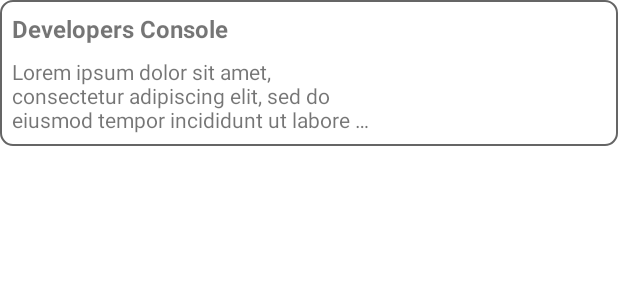
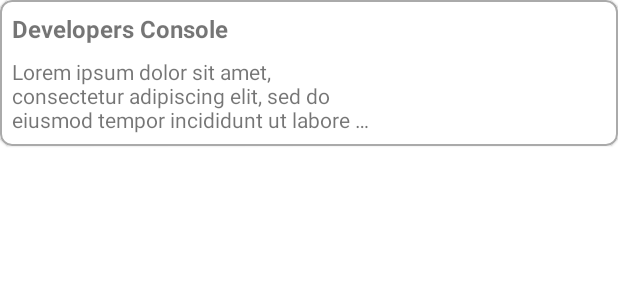
Before and after one commit to iamarjun/ObviousNotes, an Android app: the layout layout_note_item.xml on its own in the app's theme, with its tools: preview values and no code run, on a phone screen of 412 x 824 dp. Shown: the top 300 px of the screen. Run offline under Robolectric (Android 15) with nearby library versions, the phone set to English and light mode, and no system bars.

Commit message:
more code clean up
Signed-off-by: iamarjun <arjunmanoj1995@gmail.com>

```diff
--- a/app/src/main/java/com/example/obviousnotes/BaseFragment.kt
+++ b/app/src/main/java/com/example/obviousnotes/BaseFragment.kt
@@ -1,7 +1,7 @@
 package com.example.obviousnotes
 
 import androidx.fragment.app.Fragment
-import androidx.fragment.app.viewModels
+import androidx.fragment.app.activityViewModels
 import com.google.android.material.bottomappbar.BottomAppBar
 import com.google.android.material.floatingactionbutton.FloatingActionButton
 import kotlinx.android.synthetic.main.activity_main.*
@@ -11,6 +11,6 @@ abstract class BaseFragment : Fragment() {
     internal val fab: FloatingActionButton by lazy { (activity as MainActivity).fab }
     internal val bar: BottomAppBar by lazy { (activity as MainActivity).bar }
 
-    internal val viewModel: NotesViewModel by viewModels()
+    internal val viewModel: NotesViewModel by activityViewModels()
 
 }
--- a/app/src/main/java/com/example/obviousnotes/SpacesItemDecoration.kt
+++ b/app/src/main/java/com/example/obviousnotes/util/SpacesItemDecoration.kt
@@ -1,4 +1,4 @@
-package com.example.obviousnotes
+package com.example.obviousnotes.util
 
 import android.graphics.Rect
 import android.view.View
--- a/app/src/main/res/drawable/note_background.xml
+++ /dev/null
@@ -1,21 +0,0 @@
-<?xml version="1.0" encoding="UTF-8"?>
-<shape xmlns:android="http://schemas.android.com/apk/res/android">
-    <solid android:color="#ffffffff" />
-
-    <stroke
-        android:width="1dp"
-        android:color="#656565" />
-
-    <padding
-        android:bottom="1dp"
-        android:left="1dp"
-        android:right="1dp"
-        android:top="1dp" />
-
-    <corners
-        android:bottomLeftRadius="8dp"
-        android:bottomRightRadius="8dp"
-        android:topLeftRadius="8dp"
-        android:topRightRadius="8dp" />
-
-</shape>
--- a/app/src/main/res/layout/activity_main.xml
+++ b/app/src/main/res/layout/activity_main.xml
@@ -30,8 +30,7 @@
             android:layout_gravity="bottom"
             android:backgroundTint="@color/colorPrimaryDark"
             app:hideOnScroll="true"
-            app:layout_scrollFlags="scroll|enterAlways"
-            app:navigationIcon="@drawable/ic_menu" />
+            app:layout_scrollFlags="scroll|enterAlways" />
 
         <com.google.android.material.floatingactionbutton.FloatingActionButton
             android:id="@+id/fab"
--- a/app/src/main/res/layout/layout_note_item.xml
+++ b/app/src/main/res/layout/layout_note_item.xml
@@ -1,10 +1,17 @@
 <?xml version="1.0" encoding="utf-8"?>
-<androidx.constraintlayout.widget.ConstraintLayout xmlns:android="http://schemas.android.com/apk/res/android"
+<com.google.android.material.card.MaterialCardView xmlns:android="http://schemas.android.com/apk/res/android"
     xmlns:app="http://schemas.android.com/apk/res-auto"
     xmlns:tools="http://schemas.android.com/tools"
     android:layout_width="match_parent"
     android:layout_height="wrap_content"
-    android:background="@drawable/note_background"
+    app:cardCornerRadius="8dp"
+    app:strokeColor="@android:color/darker_gray"
+    app:strokeWidth="1dp">
+
+    <LinearLayout
+        android:layout_width="match_parent"
+        android:layout_height="match_parent"
+        android:orientation="vertical"
         android:padding="8dp">
 
         <com.google.android.material.textview.MaterialTextView
@@ -13,8 +20,6 @@
             android:layout_height="wrap_content"
             android:textSize="16sp"
             android:textStyle="bold"
-        app:layout_constraintStart_toStartOf="parent"
-        app:layout_constraintTop_toTopOf="parent"
             tools:text="Developers Console" />
 
         <com.google.android.material.textview.MaterialTextView
@@ -25,10 +30,8 @@
             android:ellipsize="end"
             android:maxEms="15"
             android:maxLines="3"
-        app:layout_constraintBottom_toBottomOf="parent"
-        app:layout_constraintStart_toStartOf="parent"
-        app:layout_constraintTop_toBottomOf="@id/title"
             tools:text="Lorem ipsum dolor sit amet, consectetur adipiscing elit, sed do eiusmod tempor incididunt ut labore et dolore magna aliqua." />
 
+    </LinearLayout>
 
-</androidx.constraintlayout.widget.ConstraintLayout>
+</com.google.android.material.card.MaterialCardView>
```
Also changed, not shown: app/src/main/java/com/example/obviousnotes/NotesViewModel.kt (+10 -4 lines), app/src/main/java/com/example/obviousnotes/createNote/CreateNoteFragment.kt (+10 -19 lines), app/src/main/java/com/example/obviousnotes/noteDetails/NoteDetailsFragment.kt (+11 -33 lines), app/src/main/java/com/example/obviousnotes/noteList/NotesListFragment.kt (+1 -7 lines), app/src/main/res/drawable/ic_menu.xml (deleted, +0 -10 lines), app/src/main/res/navigation/nav_graph.xml (+9 -7 lines). Lines whose indentation alone changed are shown as unchanged.
